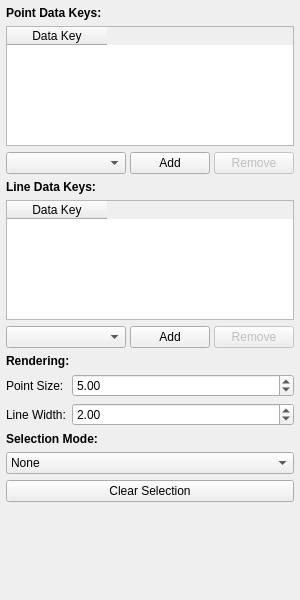
Qt form src/WhiskerToolbox/Plots/TemporalProjectionViewWidget/UI/TemporalProjectionViewPropertiesWidget.ui (paulmthompson/WhiskerToolbox) before a commit.
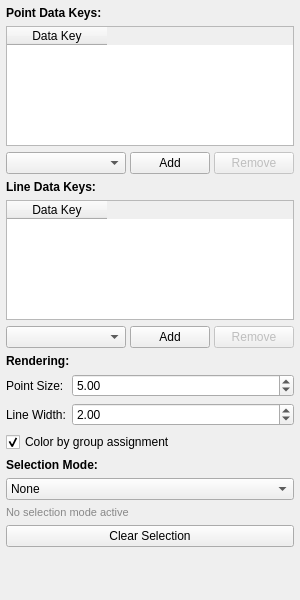
The same form after that commit.

Commit message: selection and grouping added to temporal plot widget. updated roadmaps

```diff
--- a/src/WhiskerToolbox/Plots/TemporalProjectionViewWidget/UI/TemporalProjectionViewPropertiesWidget.ui
+++ b/src/WhiskerToolbox/Plots/TemporalProjectionViewWidget/UI/TemporalProjectionViewPropertiesWidget.ui
@@ -294,6 +294,20 @@
      </layout>
     </widget>
    </item>
+   <item>
+    <widget class="QCheckBox" name="color_by_group_checkbox">
+     <property name="text">
+      <string>Color by group assignment</string>
+     </property>
+     <property name="checked">
+      <bool>true</bool>
+     </property>
+     <property name="toolTip">
+      <string>When enabled, points are colored according to their group color.
+Points not in any group use the default glyph color above.</string>
+     </property>
+    </widget>
+   </item>
    <!-- Selection Mode Section -->
    <item>
     <widget class="QLabel" name="selection_label">
@@ -324,6 +338,24 @@
        <string>Line</string>
       </property>
      </item>
+     <item>
+      <property name="text">
+       <string>Polygon</string>
+      </property>
+     </item>
+    </widget>
+   </item>
+   <item>
+    <widget class="QLabel" name="selection_instructions_label">
+     <property name="text">
+      <string>No selection mode active</string>
+     </property>
+     <property name="wordWrap">
+      <bool>true</bool>
+     </property>
+     <property name="styleSheet">
+      <string notr="true">color: #888; font-size: 11px;</string>
+     </property>
     </widget>
    </item>
    <item>
```
The commit also changes 18 other files.
